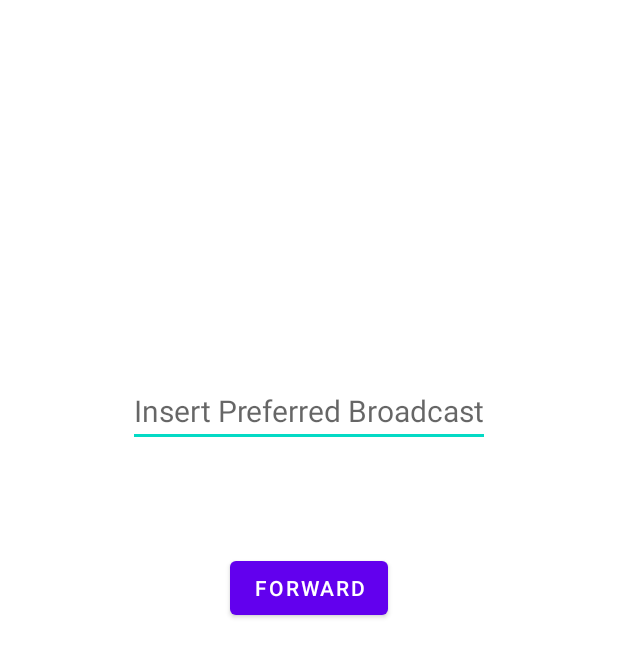
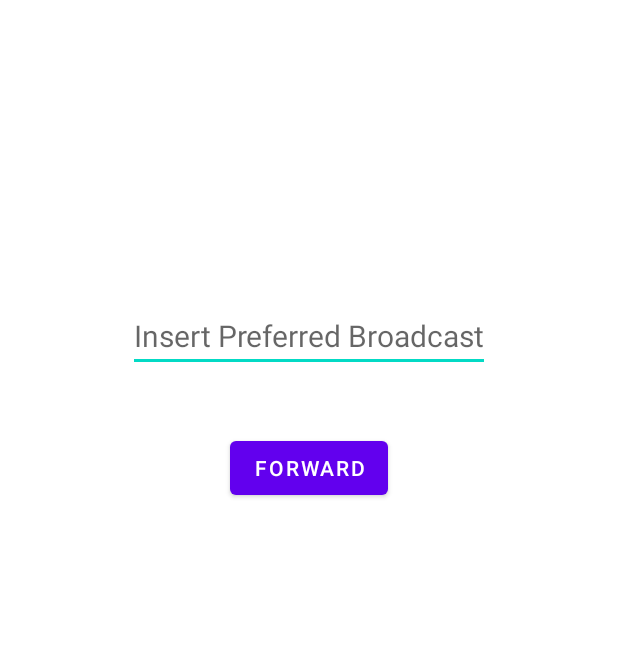
Before and after one commit to shahriar-hasan-mickey/Assignment_3_Broadcasting, an Android app: the Custom_broadcast_2 screen opened directly, with no data from a screen before it, on a phone screen of 412 x 824 dp. Shown: the top 657 px of the screen. Run offline under Robolectric (Android 15) with nearby library versions, the phone set to English and light mode, and no system bars.

Commit message:
Done with the custom_broadcasting. Since from sdk 26 by registering to the manifest file does not work it was needed to be done dynamically. Moreover, while trying to go on to the third activity from second, as soon as broadcasting happens from the second activity the third activity cannot receive the broadcast cause it is not active when broadcast happens. So ass soon as we land on the third activity the data gets lost from broadcast. but when pressed back key and then again clicking onto the button works fine as this time the activity was on service but paused to data could be received. This issue could be solved by starting the service of launching the third activity on background before manually going to the third activity but from above sdk 26 this method was restricted. Not only that but also, on TextView the result couldn't be updated despite of being able to show the message on Toast. This was most probably because the TextView run on a different thread initiated by the onCreate() [not sure about this point].
Finally came to a conclusion of passing the message from 2nd to 3rd activity over intent.putExtra which is normal data passing the receiving the data from the 3rd activity the message was broadcast from there and the 3rd activity was manually closed using finish().
Then as soon as the 2nd activity returned the button and editText's Views were hidden and by receiving the broadCast message the output was set into the TextView on the 2nd activity.
This time it worked because the 2nd activity is active already.

```diff
--- a/app/src/main/java/humble/slave/assignment_3broadcasting/Custom_broadcast_2.java
+++ b/app/src/main/java/humble/slave/assignment_3broadcasting/Custom_broadcast_2.java
@@ -7,8 +7,10 @@ import android.content.IntentFilter;
 import android.net.ConnectivityManager;
 import android.os.Bundle;
 import android.view.View;
+import android.view.inputmethod.InputMethodManager;
 import android.widget.Button;
 import android.widget.EditText;
+import android.widget.TextView;
 import android.widget.Toast;
 
 import androidx.appcompat.app.AppCompatActivity;
@@ -18,8 +20,10 @@ public class Custom_broadcast_2 extends AppCompatActivity {
 
     IntentFilter filter;
 //    Bundle extras;
+    TextView output;
 
-    public Intent nextIntent;
+    EditText input;
+//    public Intent nextIntent;
 
     @Override
     protected void onCreate(Bundle savedInstanceState) {
@@ -32,47 +36,56 @@ public class Custom_broadcast_2 extends AppCompatActivity {
 
         filter = new IntentFilter("humble.slave.CUSTOM_ACTION");
 
-        nextIntent = new Intent(Custom_broadcast_2.this, Custom_broadcast_3.class);
+        output = findViewById(R.id.output);
+
+        input = findViewById(R.id.input);
+
     }
 
     private void nextIntent(Button forward) {
-        EditText input = findViewById(R.id.input);
+
         forward.setOnClickListener(new View.OnClickListener() {
             @Override
             public void onClick(View v) {
+
+//              TODO : Hiding the keyboard on clicking the button by setting the flag to 0  : https://stackoverflow.com/questions/13593069/androidhide-keyboard-after-button-click
+                InputMethodManager keyboard = (InputMethodManager) getSystemService(Context.INPUT_METHOD_SERVICE);
+                keyboard.hideSoftInputFromWindow(getCurrentFocus().getWindowToken(), 0);
 
 
                 if(input.getText().toString().equals("")){
                     Toast.makeText(Custom_broadcast_2.this, "Cannot Forward Empty Field", Toast.LENGTH_SHORT).show();
                 }else{
-                    Intent custom_broadcast_3 = new Intent();
-                    custom_broadcast_3.setAction("humble.slave.CUSTOM_ACTION");
-                    custom_broadcast_3.putExtra("humble.slave.EXTRA_TEXT", "input.getText().toString()");
-//                    sendBroadcast(custom_broadcast_3);
-                    LocalBroadcastManager.getInstance(Custom_broadcast_2.this).sendBroadcast(custom_broadcast_3);
-//                    startActivity(custom_broadcast_3);
+                    Intent custom_broadcast_3 = new Intent(Custom_broadcast_2.this, Custom_broadcast_3.class);
+
+                    custom_broadcast_3.putExtra("humble.slave.EXTRA_TEXT", input.getText().toString());
+                    startActivity(custom_broadcast_3);
+                }
+
+//                TODO : Hiding the visibility of the editText and Button on finishing the 3rd Activity : https://stackoverflow.com/questions/36078795/android-text-view-and-edit-text-visible-on-button-click
+//                TODO : https://stackoverflow.com/questions/7222380/how-can-i-remove-a-button-in-its-own-onclick-method
+                v.setVisibility(View.GONE);
+                input.setVisibility(View.GONE);
 
 
-                }
-                startActivity(nextIntent);
             }
         });
 
     }
 
-//    BroadcastReceiver broadcastReceiver = new BroadcastReceiver() {
-//        @Override
-//        public void onReceive(Context context, Intent intent) {
-////            extras = getIntent().getExtras();
-//            Toast.makeText(context, "made it till here"+intent.getAction().toString()+intent.getStringExtra("humble.slave.EXTRA_TEXT"), Toast.LENGTH_SHORT).show();
-//        }
-//    };
+    BroadcastReceiver broadcastReceiver = new BroadcastReceiver() {
+        @Override
+        public void onReceive(Context context, Intent intent) {
+            Toast.makeText(context, intent.getStringExtra("humble.slave.EXTRA_TEXT"), Toast.LENGTH_SHORT).show();
+            output.setText(intent.getStringExtra("humble.slave.EXTRA_TEXT"));
+        }
+    };
 
+
+//    TODO : onResume() because we are returning back to the second activity after sending the broadcast from the 3rd activity
     @Override
-    protected void onStart() {
-        super.onStart();
-        startService(nextIntent);
+    protected void onResume() {
+        super.onResume();
+        registerReceiver(broadcastReceiver, filter);
     }
-//        registerReceiver(broadcastReceiver, filter);
-//    }
 }
--- a/app/src/main/res/layout/activity_custom_broadcast2.xml
+++ b/app/src/main/res/layout/activity_custom_broadcast2.xml
@@ -1,33 +1,41 @@
 <?xml version="1.0" encoding="utf-8"?>
-<ScrollView xmlns:android="http://schemas.android.com/apk/res/android"
+<RelativeLayout xmlns:android="http://schemas.android.com/apk/res/android"
     xmlns:app="http://schemas.android.com/apk/res-auto"
     xmlns:tools="http://schemas.android.com/tools"
     android:layout_width="match_parent"
     android:layout_height="match_parent"
     tools:context=".Battery_broadcast_2">
 
-    <RelativeLayout
-        android:layout_width="match_parent"
-        android:layout_height="match_parent">
+
 
         <EditText
+            android:id="@+id/input"
             android:layout_width="wrap_content"
             android:layout_height="wrap_content"
-            android:id="@+id/input"
-            android:layout_centerInParent="true"
-            android:layout_marginTop="500dp"
+            android:layout_centerHorizontal="true"
+            android:layout_marginTop="200dp"
             android:hint="Insert Preferred Broadcast"
-            android:textSize="20dp"></EditText>
+            android:textSize="20dp"
+            ></EditText>
 
         <Button
+            android:id="@+id/forward"
             android:layout_width="wrap_content"
             android:layout_height="wrap_content"
-            android:id="@+id/forward"
             android:layout_below="@+id/input"
-            android:layout_marginTop="-180dp"
             android:layout_centerHorizontal="true"
-            android:text="Forward"></Button>
+            android:layout_marginTop="40dp"
+            android:text="Forward"
+            ></Button>
 
-    </RelativeLayout>
+        <TextView
+            android:id="@+id/output"
+            android:layout_width="wrap_content"
+            android:layout_height="wrap_content"
+            android:layout_centerInParent="true"
+            android:textSize="20dp"
+            ></TextView>
 
-</ScrollView>
+
+
+</RelativeLayout>
```
Also changed, not shown: app/src/main/java/humble/slave/assignment_3broadcasting/Custom_broadcast_3.java (+17 -12 lines).
